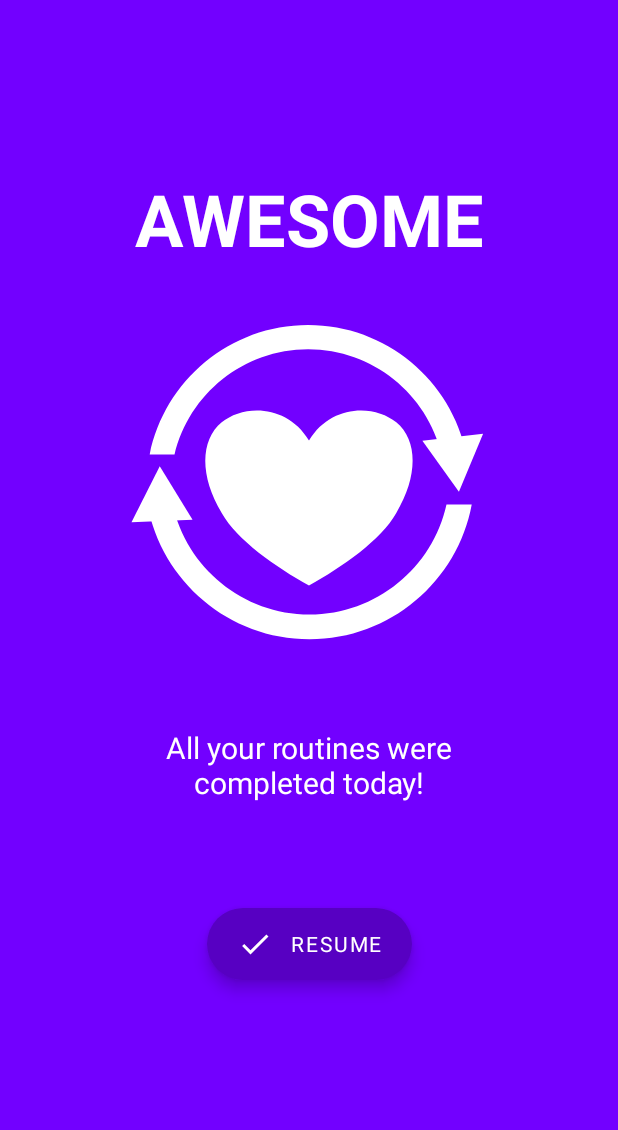
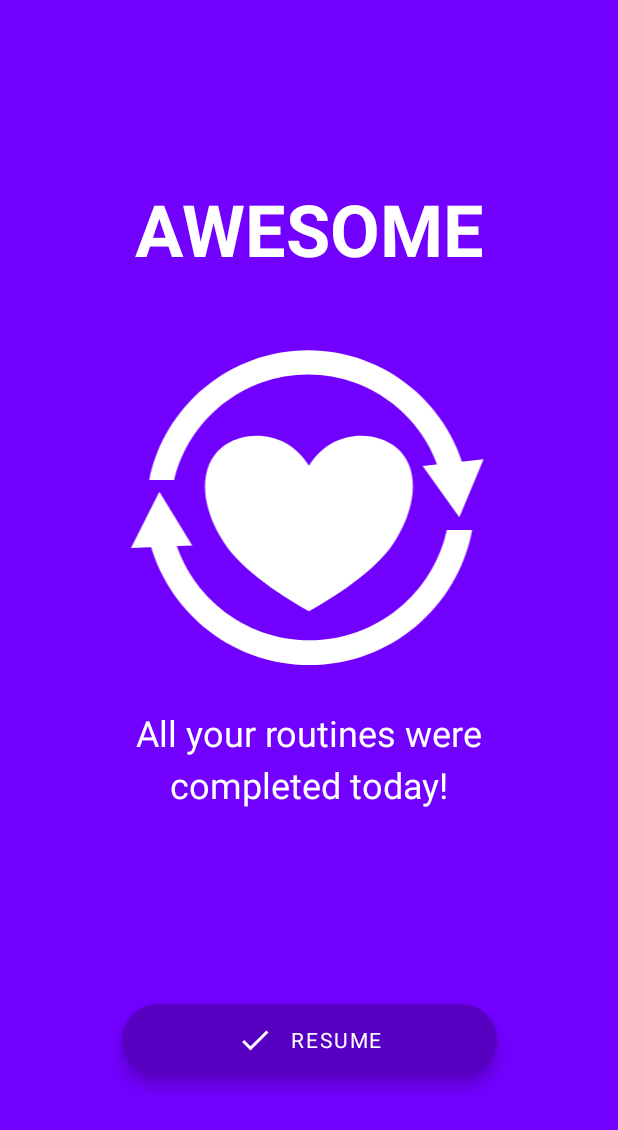
Before and after one commit to simecek-m/routines, an Android app: the CompleteFragment screen opened through its navigation route, on a phone screen of 412 x 824 dp. Shown: the top 1130 px of the screen. Run offline under Robolectric (Android 15) with nearby library versions, the phone set to English and light mode, and no system bars; Roboto replaces fonts that are not available here.

Commit message:
redesign Complete Fragment

```diff
--- a/app/src/main/java/dev/simecek/routines/fragment/CompleteFragment.kt
+++ b/app/src/main/java/dev/simecek/routines/fragment/CompleteFragment.kt
@@ -22,7 +22,7 @@ class CompleteFragment : Fragment() {
 
     override fun onViewCreated(view: View, savedInstanceState: Bundle?) {
         super.onViewCreated(view, savedInstanceState)
-        binding.resume.setOnClickListener {
+        binding.resumeButton.setOnClickListener {
             findNavController().popBackStack()
         }
     }
--- a/app/src/main/res/layout/fragment_complete.xml
+++ b/app/src/main/res/layout/fragment_complete.xml
@@ -9,62 +9,60 @@
     tools:context=".fragment.CompleteFragment">
 
     <TextView
-        android:id="@+id/title"
+        android:id="@+id/title_text"
         android:layout_width="wrap_content"
         android:layout_height="wrap_content"
-        android:layout_marginTop="40dp"
         android:text="@string/awesome"
-        android:textAllCaps="true"
-        android:textColor="@color/white"
-        android:textSize="48sp"
-        android:textStyle="bold"
-        app:layout_constraintVertical_bias="0.3"
-        app:layout_constraintBottom_toTopOf="@+id/imageView"
+        style="@style/FullscreenTitle"
+        app:layout_constraintBottom_toTopOf="@+id/heart_image"
         app:layout_constraintEnd_toEndOf="parent"
         app:layout_constraintStart_toStartOf="parent"
         app:layout_constraintTop_toTopOf="parent"
         app:layout_constraintVertical_chainStyle="packed" />
 
     <ImageView
-        android:id="@+id/imageView"
+        android:id="@+id/heart_image"
         android:layout_width="0dp"
         android:layout_height="0dp"
-        android:layout_marginHorizontal="20dp"
+        android:layout_marginTop="@dimen/space_big"
+        android:contentDescription="@string/logo"
         android:src="@drawable/ic_logo"
-        android:layout_marginVertical="20dp"
-        app:layout_constraintBottom_toTopOf="@+id/description"
+        app:tint="@color/white"
+        app:layout_constraintBottom_toTopOf="@+id/description_text"
         app:layout_constraintEnd_toEndOf="parent"
+        app:layout_constraintVertical_bias="0.1"
         app:layout_constraintHeight_percent="0.3"
         app:layout_constraintStart_toStartOf="parent"
-        app:layout_constraintTop_toBottomOf="@+id/title"
-        android:contentDescription="@string/logo"
-        app:tint="@color/white" />
+        app:layout_constraintTop_toBottomOf="@+id/title_text" />
 
     <TextView
-        android:id="@+id/description"
+        android:id="@+id/description_text"
+        android:layout_width="0dp"
+        android:layout_height="wrap_content"
+        android:text="@string/complete_description"
+        app:layout_constraintBottom_toTopOf="@+id/guideline"
+        app:layout_constraintEnd_toEndOf="@+id/resume_button"
+        app:layout_constraintStart_toStartOf="@+id/resume_button"
+        app:layout_constraintTop_toBottomOf="@+id/heart_image"
+        style="@style/FullscreenDescription" />
+
+    <androidx.constraintlayout.widget.Guideline
+        android:id="@+id/guideline"
         android:layout_width="wrap_content"
         android:layout_height="wrap_content"
-        android:maxWidth="250dp"
-        android:text="@string/complete_description"
-        android:textAlignment="center"
-        android:textColor="@color/white"
-        android:textSize="20sp"
-        android:layout_marginVertical="20dp"
-        app:layout_constraintBottom_toTopOf="@+id/resume"
-        app:layout_constraintEnd_toEndOf="parent"
-        app:layout_constraintStart_toStartOf="parent"
-        app:layout_constraintTop_toBottomOf="@+id/imageView" />
+        android:orientation="horizontal"
+        app:layout_constraintGuide_percent=".8"/>
 
     <com.google.android.material.floatingactionbutton.ExtendedFloatingActionButton
-        android:id="@+id/resume"
-        android:layout_width="wrap_content"
+        android:id="@+id/resume_button"
+        android:layout_width="@dimen/max_button_size"
         android:layout_height="wrap_content"
         android:text="@string/resume"
         app:icon="@drawable/ic_check"
-        android:layout_marginTop="50dp"
-        app:layout_constraintBottom_toBottomOf="parent"
+        app:iconGravity="textStart"
+        android:layout_marginTop="@dimen/space_small"
         app:layout_constraintEnd_toEndOf="parent"
         app:layout_constraintStart_toStartOf="parent"
-        app:layout_constraintTop_toBottomOf="@+id/description" />
+        app:layout_constraintTop_toTopOf="@+id/guideline" />
 
 </androidx.constraintlayout.widget.ConstraintLayout>
--- a/app/src/main/res/layout/fragment_create_routine.xml
+++ b/app/src/main/res/layout/fragment_create_routine.xml
@@ -25,7 +25,7 @@
         <com.google.android.material.textfield.TextInputLayout
             android:id="@+id/textInputLayout"
             android:layout_width="0dp"
-            android:layout_marginTop="@dimen/description_margin"
+            android:layout_marginTop="@dimen/space_small"
             android:layout_height="wrap_content"
             app:layout_constraintEnd_toEndOf="parent"
             app:layout_constraintStart_toStartOf="parent"
@@ -34,7 +34,7 @@
             app:startIconDrawable="@drawable/ic_title">
 
             <com.google.android.material.textfield.TextInputEditText
-                android:id="@+id/title"
+                android:id="@+id/title_text"
                 android:text="@={viewModel.title}"
                 android:layout_width="match_parent"
                 android:layout_height="wrap_content"
@@ -55,7 +55,7 @@
             android:id="@+id/icon_picker"
             android:layout_width="0dp"
             android:layout_height="wrap_content"
-            android:layout_marginTop="@dimen/description_margin"
+            android:layout_marginTop="@dimen/space_small"
             app:layout_constraintEnd_toEndOf="@+id/textInputLayout"
             app:layout_constraintStart_toStartOf="@+id/textInputLayout"
             app:layout_constraintTop_toBottomOf="@+id/header_icon" />
@@ -73,7 +73,7 @@
             android:id="@+id/time_picker"
             android:layout_width="0dp"
             android:layout_height="wrap_content"
-            android:layout_marginTop="@dimen/description_margin"
+            android:layout_marginTop="@dimen/space_small"
             app:layout_constraintEnd_toEndOf="parent"
             app:layout_constraintStart_toStartOf="parent"
             app:layout_constraintTop_toBottomOf="@+id/header_reminder"
--- a/app/src/main/res/layout/fragment_empty.xml
+++ b/app/src/main/res/layout/fragment_empty.xml
@@ -8,7 +8,7 @@
     tools:context=".fragment.EmptyFragment">
 
     <TextView
-        android:id="@+id/title"
+        android:id="@+id/title_text"
         android:layout_width="wrap_content"
         android:layout_height="wrap_content"
         android:layout_marginTop="40dp"
@@ -18,14 +18,14 @@
         android:textSize="48sp"
         android:textStyle="bold"
         app:layout_constraintVertical_bias="0.3"
-        app:layout_constraintBottom_toTopOf="@+id/imageView"
+        app:layout_constraintBottom_toTopOf="@+id/heart_image"
         app:layout_constraintEnd_toEndOf="parent"
         app:layout_constraintStart_toStartOf="parent"
         app:layout_constraintTop_toTopOf="parent"
         app:layout_constraintVertical_chainStyle="packed" />
 
     <ImageView
-        android:id="@+id/imageView"
+        android:id="@+id/heart_image"
         android:layout_width="0dp"
         android:layout_height="0dp"
         android:layout_marginHorizontal="20dp"
@@ -35,7 +35,7 @@
         app:layout_constraintEnd_toEndOf="parent"
         app:layout_constraintHeight_percent="0.3"
         app:layout_constraintStart_toStartOf="parent"
-        app:layout_constraintTop_toBottomOf="@+id/title"
+        app:layout_constraintTop_toBottomOf="@+id/title_text"
         android:contentDescription="@string/sad_face"
         app:tint="@color/white" />
 
@@ -52,7 +52,7 @@
         app:layout_constraintBottom_toTopOf="@+id/create"
         app:layout_constraintEnd_toEndOf="parent"
         app:layout_constraintStart_toStartOf="parent"
-        app:layout_constraintTop_toBottomOf="@+id/imageView" />
+        app:layout_constraintTop_toBottomOf="@+id/heart_image" />
 
     <com.google.android.material.floatingactionbutton.ExtendedFloatingActionButton
         android:id="@+id/create"
--- a/app/src/main/res/values/dimens.xml
+++ b/app/src/main/res/values/dimens.xml
@@ -1,9 +1,19 @@
 <?xml version="1.0" encoding="utf-8"?>
 <resources>
     <dimen name="corner_radius">25dp</dimen>
+
     <dimen name="icon_picker_icon_size">50dp</dimen>
     <dimen name="icon_picker_icon_padding">10dp</dimen>
     <dimen name="icon_picker_icon_margin">5dp</dimen>
     <dimen name="icon_picker_vertical_margin">20dp</dimen>
-    <dimen name="description_margin">10dp</dimen>
+
+    <dimen name="space_small">10dp</dimen>
+    <dimen name="space_medium">20dp</dimen>
+    <dimen name="space_big">30dp</dimen>
+
+    <dimen name="font_size_huge">48sp</dimen>
+    <dimen name="font_size_medium">24sp</dimen>
+
+    <dimen name="max_button_size">250dp</dimen>
+    <item name="line_spacing_bigger" type="dimen" format="float">1.2</item>
 </resources>
--- a/app/src/main/res/values/styles.xml
+++ b/app/src/main/res/values/styles.xml
@@ -1,9 +1,24 @@
 <?xml version="1.0" encoding="utf-8"?>
 <resources>
     <style name="TextHeader">
-        <item name="android:layout_marginTop">25dp</item>
+        <item name="android:layout_marginTop">@dimen/space_medium</item>
         <item name="android:textColor">@color/brand</item>
-        <item name="android:textSize">24sp</item>
+        <item name="android:textSize">@dimen/font_size_medium</item>
         <item name="android:textStyle">bold</item>
     </style>
+
+    <style name="FullscreenTitle">
+        <item name="android:textAllCaps">true</item>
+        <item name="android:textColor">@color/white</item>
+        <item name="android:textSize">@dimen/font_size_huge</item>
+        <item name="android:textStyle">bold</item>
+    </style>
+
+    <style name="FullscreenDescription">
+        <item name="android:layout_marginTop">@dimen/space_small</item>
+        <item name="android:lineSpacingMultiplier">@dimen/line_spacing_bigger</item>
+        <item name="android:textAlignment">center</item>
+        <item name="android:textColor">@color/white</item>
+        <item name="android:textSize">@dimen/font_size_medium</item>
+    </style>
 </resources>
```
